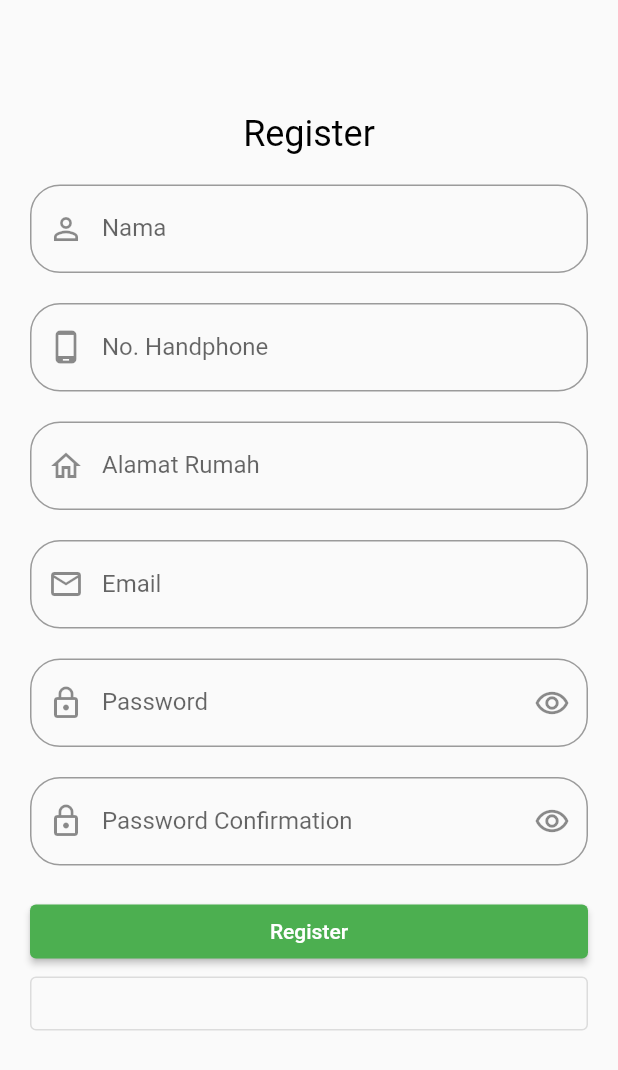
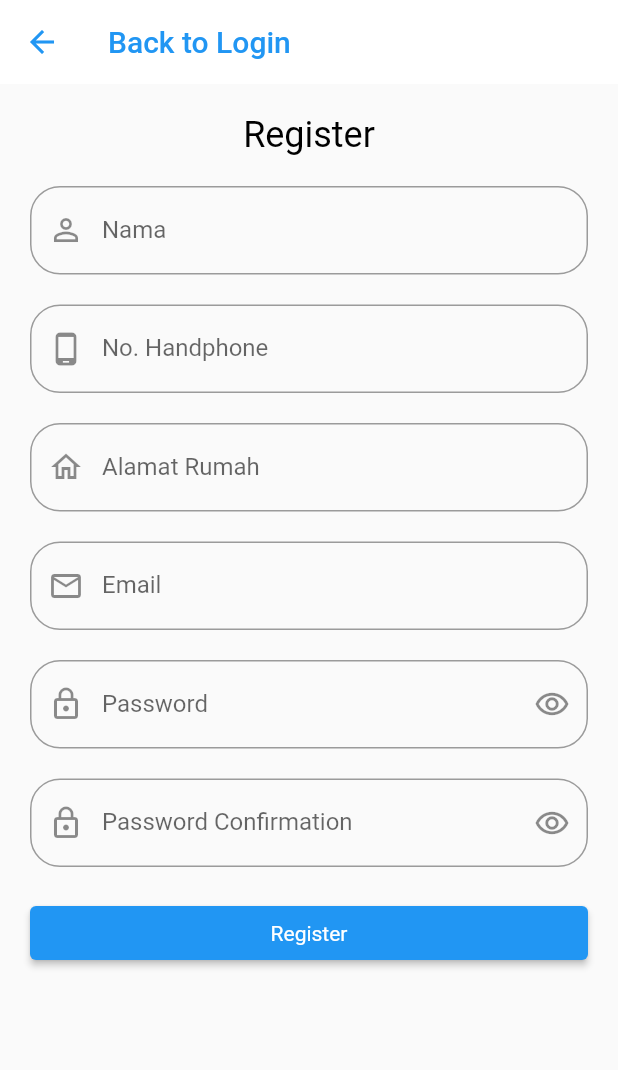
Before and after one commit to RayhanHamada/bakti-karya, a Flutter app: the RegisterPage screen opened by its route, on a phone screen of 412 x 824 dp. Shown: the top 1070 px of the screen. Run offline on Flutter 3.47's test engine with Material 2 defaults, Android fonts, the phone set to English and light mode, and no system bars; our stand-ins replace carousel_slider, cloud_firestore, firebase_auth, firebase_core, firebase_storage, fluttericon; accounts and stored records are empty.

Commit message:
feat: separate themeData and modify login and register page

```diff
--- a/lib/main.dart
+++ b/lib/main.dart
@@ -21,7 +21,7 @@ class MyApp extends StatelessWidget {
       debugShowCheckedModeBanner: false,
       theme: themeData,
       onGenerateRoute: onGenerateRoute,
-      initialRoute: '/home',
+      initialRoute: '/login',
     );
   }
 }
--- a/lib/pages/register_page/register_page.dart
+++ b/lib/pages/register_page/register_page.dart
@@ -83,19 +83,37 @@ class _RegisterPageState extends State<RegisterPage> {
     return null;
   }
 
-  void _navigateToLogin(BuildContext context) {
+  void _navigateToLogin() {
     Navigator.pop(context);
   }
 
   @override
   Widget build(BuildContext context) {
     return Scaffold(
+      appBar: AppBar(
+        leading: IconButton(
+          icon: Icon(
+            Icons.arrow_back_outlined,
+            color: Colors.blue,
+          ),
+          onPressed: _navigateToLogin,
+        ),
+        title: Text(
+          'Back to Login',
+          style: TextStyle(
+            color: Colors.blue,
+          ),
+        ),
+        backgroundColor: Colors.white,
+        elevation: 0,
+      ),
+
       /// component paling atas
       body: SingleChildScrollView(
         child: Center(
           child: Padding(
             padding: const EdgeInsets.only(
-              top: 75.0,
+              top: 20.0,
             ),
             child: Column(
               children: [
@@ -252,19 +270,13 @@ class _RegisterPageState extends State<RegisterPage> {
                         Container(
                           width: double.infinity,
                           child: ElevatedButton(
-                            child: Text('Register'),
+                            child: Text(
+                              'Register',
+                              style: TextStyle(
+                                color: Colors.white,
+                              ),
+                            ),
                             onPressed: () {},
-                          ),
-                        ),
-
-                        /// Tombol untuk kembali ke halaman login
-                        Container(
-                          width: double.infinity,
-                          child: OutlinedButton(
-                            child: Text('Back to login'),
-                            onPressed: () {
-                              _navigateToLogin(context);
-                            },
                           ),
                         ),
                       ],
--- a/lib/theme.dart
+++ b/lib/theme.dart
@@ -1,14 +1,34 @@
 import 'package:flutter/material.dart';
 
-var buttonColor = Color(0x24AADF);
+var buttonColor = 0x24AADF;
 
 var themeData = ThemeData(
-  primarySwatch: Colors.green,
+  primarySwatch: Colors.blue,
   visualDensity: VisualDensity.adaptivePlatformDensity,
   backgroundColor: Colors.blue,
+  textTheme: TextTheme(
+    button: TextStyle(
+      color: Colors.white,
+    ),
+  ),
   outlinedButtonTheme: OutlinedButtonThemeData(
     style: OutlinedButton.styleFrom(
-      primary: buttonColor,
+      primary: Color(buttonColor),
+    ),
+  ),
+  buttonColor: Color(buttonColor),
+  elevatedButtonTheme: ElevatedButtonThemeData(
+    style: ButtonStyle(
+      textStyle: MaterialStateProperty.all(
+        TextStyle(
+          color: Colors.white,
+        ),
+      ),
+      foregroundColor: MaterialStateProperty.all(
+        Color(
+          buttonColor,
+        ),
+      ),
     ),
   ),
 );
```
Also changed, not shown: lib/pages/home_page/home_page.dart (+12 -12 lines), lib/pages/login_page/login_page.dart (+14 -6 lines).
